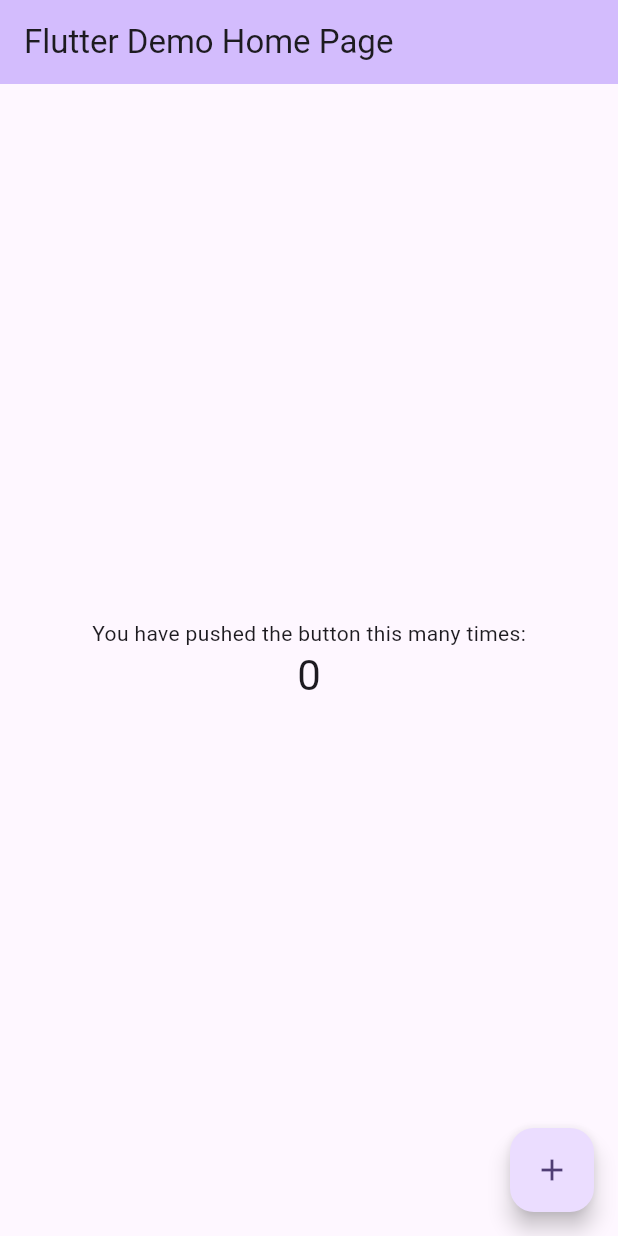
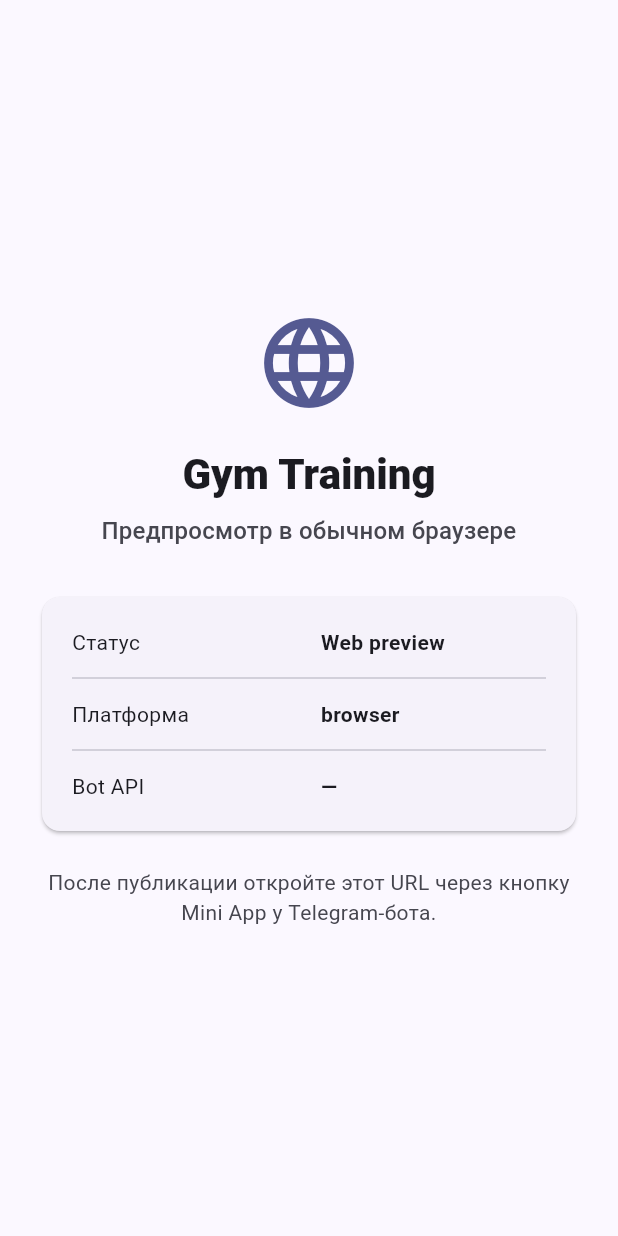
Before and after one commit to dima-prezhentsov/gym-training-app, a Flutter app: the screen it shows after launch, on a phone screen of 412 x 824 dp. Run offline on Flutter 3.47's test engine with Material 3 defaults, Android fonts, the phone set to English and light mode, and no system bars; missing offline and left inert: dart:js_interop.

Commit message:
feat: setup Telegram Mini App web deployment

```diff
--- a/lib/main.dart
+++ b/lib/main.dart
@@ -1,122 +1,151 @@
 import 'package:flutter/material.dart';
 
+import 'telegram/telegram_web_app.dart';
+
 void main() {
-  runApp(const MyApp());
+  WidgetsFlutterBinding.ensureInitialized();
+  final telegram = TelegramWebApp.initialize();
+  runApp(GymTrainingApp(telegram: telegram));
 }
 
-class MyApp extends StatelessWidget {
-  const MyApp({super.key});
+class GymTrainingApp extends StatelessWidget {
+  const GymTrainingApp({super.key, required this.telegram});
 
-  // This widget is the root of your application.
+  final TelegramLaunchData telegram;
+
   @override
   Widget build(BuildContext context) {
+    final brightness = telegram.isDarkMode ? Brightness.dark : Brightness.light;
+
     return MaterialApp(
-      title: 'Flutter Demo',
+      title: 'Gym Training',
+      debugShowCheckedModeBanner: false,
       theme: ThemeData(
-        // This is the theme of your application.
-        //
-        // TRY THIS: Try running your application with "flutter run". You'll see
-        // the application has a purple toolbar. Then, without quitting the app,
-        // try changing the seedColor in the colorScheme below to Colors.green
-        // and then invoke "hot reload" (save your changes or press the "hot
-        // reload" button in a Flutter-supported IDE, or press "r" if you used
-        // the command line to start the app).
-        //
-        // Notice that the counter didn't reset back to zero; the application
-        // state is not lost during the reload. To reset the state, use hot
-        // restart instead.
-        //
-        // This works for code too, not just values: Most code changes can be
-        // tested with just a hot reload.
-        colorScheme: .fromSeed(seedColor: Colors.deepPurple),
+        brightness: brightness,
+        colorScheme: ColorScheme.fromSeed(
+          seedColor: const Color(0xFF5B67F1),
+          brightness: brightness,
         ),
-      home: const MyHomePage(title: 'Flutter Demo Home Page'),
+        useMaterial3: true,
+      ),
+      home: TelegramSetupPage(telegram: telegram),
     );
   }
 }
 
-class MyHomePage extends StatefulWidget {
-  const MyHomePage({super.key, required this.title});
+class TelegramSetupPage extends StatelessWidget {
+  const TelegramSetupPage({super.key, required this.telegram});
 
-  // This widget is the home page of your application. It is stateful, meaning
-  // that it has a State object (defined below) that contains fields that affect
-  // how it looks.
-
-  // This class is the configuration for the state. It holds the values (in this
-  // case the title) provided by the parent (in this case the App widget) and
-  // used by the build method of the State. Fields in a Widget subclass are
-  // always marked "final".
-
-  final String title;
-
-  @override
-  State<MyHomePage> createState() => _MyHomePageState();
-}
-
-class _MyHomePageState extends State<MyHomePage> {
-  int _counter = 0;
-
-  void _incrementCounter() {
-    setState(() {
-      // This call to setState tells the Flutter framework that something has
-      // changed in this State, which causes it to rerun the build method below
-      // so that the display can reflect the updated values. If we changed
-      // _counter without calling setState(), then the build method would not be
-      // called again, and so nothing would appear to happen.
-      _counter++;
-    });
-  }
+  final TelegramLaunchData telegram;
 
   @override
   Widget build(BuildContext context) {
-    // This method is rerun every time setState is called, for instance as done
-    // by the _incrementCounter method above.
-    //
-    // The Flutter framework has been optimized to make rerunning build methods
-    // fast, so that you can just rebuild anything that needs updating rather
-    // than having to individually change instances of widgets.
+    final theme = Theme.of(context);
+    final isTelegram = telegram.isTelegram;
+
     return Scaffold(
-      appBar: AppBar(
-        // TRY THIS: Try changing the color here to a specific color (to
-        // Colors.amber, perhaps?) and trigger a hot reload to see the AppBar
-        // change color while the other colors stay the same.
-        backgroundColor: Theme.of(context).colorScheme.inversePrimary,
-        // Here we take the value from the MyHomePage object that was created by
-        // the App.build method, and use it to set our appbar title.
-        title: Text(widget.title),
+      body: SafeArea(
+        child: Center(
+          child: SingleChildScrollView(
+            padding: const EdgeInsets.all(24),
+            child: ConstrainedBox(
+              constraints: const BoxConstraints(maxWidth: 520),
+              child: Column(
+                crossAxisAlignment: CrossAxisAlignment.stretch,
+                children: [
+                  Icon(
+                    isTelegram ? Icons.telegram : Icons.language,
+                    size: 72,
+                    color: theme.colorScheme.primary,
                   ),
-      body: Center(
-        // Center is a layout widget. It takes a single child and positions it
-        // in the middle of the parent.
+                  const SizedBox(height: 20),
+                  Text(
+                    'Gym Training',
+                    textAlign: TextAlign.center,
+                    style: theme.textTheme.headlineMedium?.copyWith(
+                      fontWeight: FontWeight.w800,
+                    ),
+                  ),
+                  const SizedBox(height: 8),
+                  Text(
+                    isTelegram
+                        ? 'Telegram Mini App подключён'
+                        : 'Предпросмотр в обычном браузере',
+                    textAlign: TextAlign.center,
+                    style: theme.textTheme.titleMedium?.copyWith(
+                      color: isTelegram
+                          ? theme.colorScheme.primary
+                          : theme.colorScheme.onSurfaceVariant,
+                    ),
+                  ),
+                  const SizedBox(height: 28),
+                  Card(
+                    child: Padding(
+                      padding: const EdgeInsets.all(20),
                       child: Column(
-          // Column is also a layout widget. It takes a list of children and
-          // arranges them vertically. By default, it sizes itself to fit its
-          // children horizontally, and tries to be as tall as its parent.
-          //
-          // Column has various properties to control how it sizes itself and
-          // how it positions its children. Here we use mainAxisAlignment to
-          // center the children vertically; the main axis here is the vertical
-          // axis because Columns are vertical (the cross axis would be
-          // horizontal).
-          //
-          // TRY THIS: Invoke "debug painting" (choose the "Toggle Debug Paint"
-          // action in the IDE, or press "p" in the console), to see the
-          // wireframe for each widget.
-          mainAxisAlignment: .center,
                         children: [
-            const Text('You have pushed the button this many times:'),
+                          _InfoRow(
+                            label: 'Статус',
+                            value: isTelegram ? 'В Telegram' : 'Web preview',
+                          ),
+                          const Divider(height: 28),
+                          _InfoRow(
+                            label: 'Платформа',
+                            value: telegram.platform,
+                          ),
+                          const Divider(height: 28),
+                          _InfoRow(label: 'Bot API', value: telegram.version),
+                          if (telegram.userName != null) ...[
+                            const Divider(height: 28),
+                            _InfoRow(
+                              label: 'Пользователь',
+                              value: telegram.userName!,
+                            ),
+                          ],
+                        ],
+                      ),
+                    ),
+                  ),
+                  const SizedBox(height: 20),
                   Text(
-              '$_counter',
-              style: Theme.of(context).textTheme.headlineMedium,
+                    isTelegram
+                        ? 'SDK вызвал ready() и expand(). Можно переходить к разработке интерфейса тренировок.'
+                        : 'После публикации откройте этот URL через кнопку Mini App у Telegram-бота.',
+                    textAlign: TextAlign.center,
+                    style: theme.textTheme.bodyMedium?.copyWith(
+                      color: theme.colorScheme.onSurfaceVariant,
+                    ),
                   ),
                 ],
               ),
             ),
-      floatingActionButton: FloatingActionButton(
-        onPressed: _incrementCounter,
-        tooltip: 'Increment',
-        child: const Icon(Icons.add),
+          ),
+        ),
       ),
     );
   }
 }
+
+class _InfoRow extends StatelessWidget {
+  const _InfoRow({required this.label, required this.value});
+
+  final String label;
+  final String value;
+
+  @override
+  Widget build(BuildContext context) {
+    return Row(
+      children: [
+        Expanded(child: Text(label)),
+        const SizedBox(width: 16),
+        Flexible(
+          child: Text(
+            value,
+            textAlign: TextAlign.end,
+            style: const TextStyle(fontWeight: FontWeight.w700),
+          ),
+        ),
+      ],
+    );
+  }
+}
--- /dev/null
+++ b/lib/telegram/telegram_launch_data.dart
@@ -0,0 +1,22 @@
+class TelegramLaunchData {
+  const TelegramLaunchData({
+    required this.isTelegram,
+    required this.platform,
+    required this.version,
+    required this.isDarkMode,
+    this.userName,
+  });
+
+  const TelegramLaunchData.browser()
+    : isTelegram = false,
+      platform = 'browser',
+      version = '—',
+      isDarkMode = false,
+      userName = null;
+
+  final bool isTelegram;
+  final String platform;
+  final String version;
+  final bool isDarkMode;
+  final String? userName;
+}
--- /dev/null
+++ b/lib/telegram/telegram_web_app.dart
@@ -0,0 +1,12 @@
+import 'telegram_launch_data.dart';
+import 'telegram_web_app_stub.dart'
+    if (dart.library.js_interop) 'telegram_web_app_web.dart'
+    as implementation;
+
+export 'telegram_launch_data.dart';
+
+abstract final class TelegramWebApp {
+  static TelegramLaunchData initialize() {
+    return implementation.initializeTelegramWebApp();
+  }
+}
--- /dev/null
+++ b/lib/telegram/telegram_web_app_stub.dart
@@ -0,0 +1,5 @@
+import 'telegram_launch_data.dart';
+
+TelegramLaunchData initializeTelegramWebApp() {
+  return const TelegramLaunchData.browser();
+}
--- /dev/null
+++ b/lib/telegram/telegram_web_app_web.dart
@@ -0,0 +1,58 @@
+import 'dart:js_interop';
+
+import 'telegram_launch_data.dart';
+
+@JS('Telegram.WebApp')
+external TelegramWebAppJs? get _telegramWebApp;
+
+extension type TelegramWebAppJs(JSObject _) implements JSObject {
+  external String get initData;
+  external String get platform;
+  external String get version;
+  external String get colorScheme;
+  external TelegramInitDataJs get initDataUnsafe;
+  external void ready();
+  external void expand();
+}
+
+extension type TelegramInitDataJs(JSObject _) implements JSObject {
+  external TelegramUserJs? get user;
+}
+
+extension type TelegramUserJs(JSObject _) implements JSObject {
+  @JS('first_name')
+  external String get firstName;
+
+  @JS('last_name')
+  external String? get lastName;
+
+  external String? get username;
+}
+
+TelegramLaunchData initializeTelegramWebApp() {
+  final app = _telegramWebApp;
+  if (app == null || app.initData.isEmpty) {
+    return const TelegramLaunchData.browser();
+  }
+
+  app.ready();
+  app.expand();
+
+  final user = app.initDataUnsafe.user;
+  return TelegramLaunchData(
+    isTelegram: true,
+    platform: app.platform,
+    version: app.version,
+    isDarkMode: app.colorScheme == 'dark',
+    userName: user == null ? null : _displayName(user),
+  );
+}
+
+String _displayName(TelegramUserJs user) {
+  final parts = [
+    user.firstName,
+    user.lastName,
+  ].whereType<String>().where((part) => part.isNotEmpty).join(' ');
+  final username = user.username;
+  return username == null || username.isEmpty ? parts : '$parts (@$username)';
+}
```
Also changed, not shown: 5 other files. Lines whose indentation alone changed are shown as unchanged.
